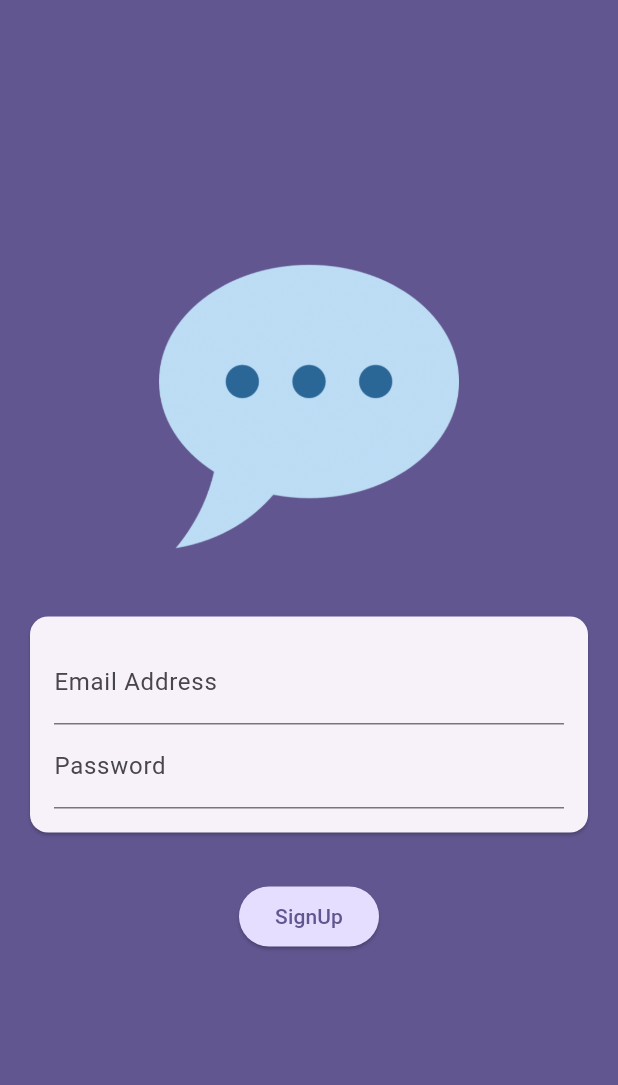
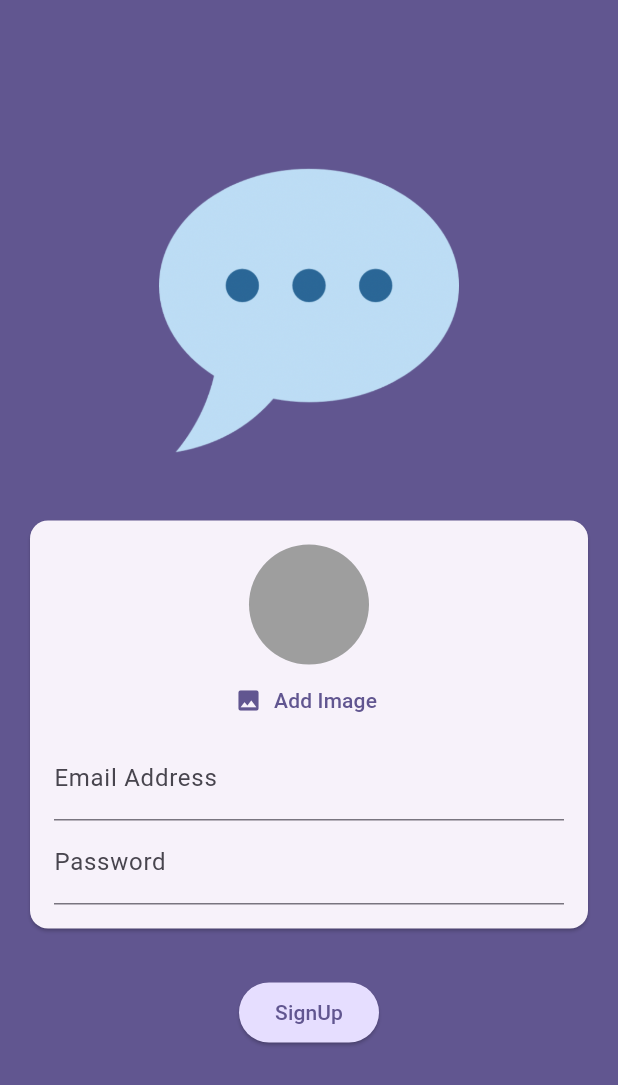
Before and after one commit to MariamAdelMM/Chat-App, a Flutter app: the screen it shows after launch, after a tap on "Create an account", on a phone screen of 412 x 824 dp. Shown: the top 1085 px of the screen. Run offline on Flutter 3.47's test engine with Material 3 defaults, Android fonts, the phone set to English and light mode, and no system bars; our stand-ins replace firebase_auth, firebase_core, firebase_storage, image_picker; accounts and stored records are empty.

```diff
--- a/chat_app/lib/main.dart
+++ b/chat_app/lib/main.dart
@@ -1,5 +1,6 @@
 import 'package:chat_app/screens/auth.dart';
 import 'package:chat_app/screens/chat.dart';
+import 'package:chat_app/screens/splash.dart';
 import 'package:firebase_auth/firebase_auth.dart';
 import 'package:flutter/material.dart';
 import 'package:firebase_core/firebase_core.dart';
@@ -28,6 +29,9 @@ class App extends StatelessWidget {
         stream: FirebaseAuth.instance
             .authStateChanges(), //returns when anything related to auth has changged
         builder: (ctx, snapshot) {
+          if (snapshot.connectionState == ConnectionState.waiting) {
+            return const SplashScreen();
+          }
           if (snapshot.hasData) {
             return const ChatScreen(); //if the stream returns data from firebase
           }
--- /dev/null
+++ b/chat_app/lib/screens/splash.dart
@@ -0,0 +1,13 @@
+import 'package:flutter/material.dart';
+
+class SplashScreen extends StatelessWidget {
+  const SplashScreen({super.key});
+
+  @override
+  Widget build(BuildContext context) {
+    return Scaffold(
+      appBar: AppBar(title: const Text('FlutterChat')),
+      body: const Center(child: Text("Loading....")),
+    );
+  }
+}
--- /dev/null
+++ b/chat_app/lib/widgets/user_image_picker.dart
@@ -0,0 +1,57 @@
+import 'dart:io';
+
+import 'package:flutter/material.dart';
+import 'package:image_picker/image_picker.dart';
+
+class UserImagePicker extends StatefulWidget {
+  const UserImagePicker({super.key,required this.onPickImage});
+
+  final void Function(File pickedImage) onPickImage;
+
+  @override
+  State<UserImagePicker> createState() {
+    return _UserImagePicker();
+  }
+}
+
+class _UserImagePicker extends State<UserImagePicker> {
+  File? _pickedImageFile;
+  void _pickImage() async {
+    final pickedImage = await ImagePicker().pickImage(
+      source: ImageSource.camera,
+      imageQuality: 50,
+      maxWidth: 150,
+    );
+
+    if (pickedImage == null) {
+      return;
+    }
+    setState(() {
+      _pickedImageFile = File(pickedImage.path);
+    });
+    widget.onPickImage(_pickedImageFile!);
+  }
+
+  @override
+  Widget build(BuildContext context) {
+    return Column(
+      children: [
+        CircleAvatar(
+          radius: 40,
+          backgroundColor: Colors.grey,
+          foregroundImage: _pickedImageFile != null
+              ? FileImage(_pickedImageFile!)
+              : null,
+        ),
+        TextButton.icon(
+          onPressed: _pickImage,
+          icon: const Icon(Icons.image),
+          label: Text(
+            'Add Image',
+            style: TextStyle(color: Theme.of(context).colorScheme.primary),
+          ),
+        ),
+      ],
+    );
+  }
+}
--- a/chat_app/pubspec.yaml
+++ b/chat_app/pubspec.yaml
@@ -36,6 +36,8 @@ dependencies:
   cupertino_icons: ^1.0.8
   firebase_core: ^4.2.1
   firebase_auth: ^6.1.2
+  firebase_storage: ^13.0.4
+  image_picker: ^1.2.1
 
 dev_dependencies:
   flutter_test:
```
Also changed, not shown: chat_app/lib/screens/auth.dart (+23 -2 lines), chat_app/lib/screens/chat.dart (+15 -1 lines), chat_app/pubspec.lock, 5 other files.
